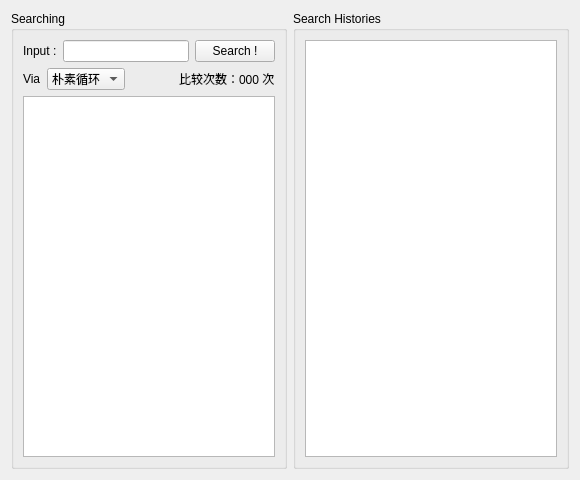
Before: the Qt Designer form home.ui in zzaiyan/Dictionary, drawn with Qt 5.
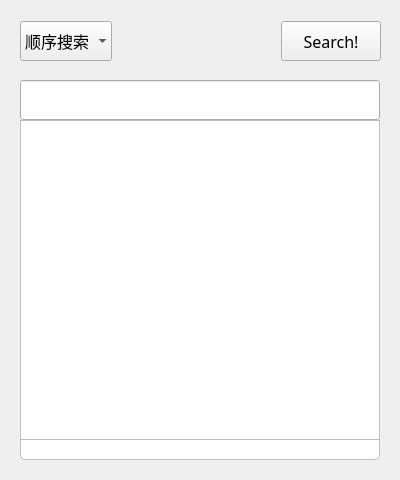
After: the same form once the commit is applied.

The edit to the form file:
```diff
--- a/home.ui
+++ b/home.ui
@@ -6,67 +6,150 @@
    <rect>
     <x>0</x>
     <y>0</y>
-    <width>580</width>
+    <width>400</width>
     <height>480</height>
    </rect>
   </property>
   <property name="windowTitle">
    <string>Home</string>
   </property>
-  <layout class="QHBoxLayout" name="horizontalLayout_3">
-   <item>
-    <widget class="QGroupBox" name="groupBox_2">
-     <property name="title">
-      <string>Searching</string>
-     </property>
-     <layout class="QVBoxLayout" name="verticalLayout">
-      <item>
+  <property name="styleSheet">
+   <string notr="true">
+QComboBox QAbstractItemView::item { 
+	min-height: 40px; 
+	min-width: 60px;
+}
+
+
+QTextEdit{
+	border: 1px solid #BEBFC2;
+	border-radius: 2px;
+}
+QLabel{
+	color: #4F596A;
+}
+QTableWidget{
+	 border: 1px solid #BEBFC2;
+	color: #444;
+}
+QTreeWidget{
+    color: #444;
+	padding:5px;
+    background-color: white;
+    border: 1px solid #BEBFC2;
+	border-radius: 5px;
+}
+QTableWidget::item:selected{
+	border: 1px solid #BEBFC2;
+	color: #444;
+}
+ 
+QTableWidget::item:hover{
+	background: #f6f6f6;
+}
+</string>
+  </property>
+  <widget class="QTableWidget" name="tableWidget">
+   <property name="geometry">
+    <rect>
+     <x>20</x>
+     <y>120</y>
+     <width>360</width>
+     <height>320</height>
+    </rect>
+   </property>
+   <property name="font">
+    <font>
+     <pointsize>10</pointsize>
+    </font>
+   </property>
+   <property name="focusPolicy">
+    <enum>Qt::StrongFocus</enum>
+   </property>
+  </widget>
+  <widget class="QLineEdit" name="lineEdit">
+   <property name="geometry">
+    <rect>
+     <x>20</x>
+     <y>80</y>
+     <width>360</width>
+     <height>40</height>
+    </rect>
+   </property>
+   <property name="minimumSize">
+    <size>
+     <width>0</width>
+     <height>40</height>
+    </size>
+   </property>
+   <property name="font">
+    <font>
+     <family>JetBrains Mono</family>
+     <pointsize>12</pointsize>
+    </font>
+   </property>
+   <property name="focusPolicy">
+    <enum>Qt::ClickFocus</enum>
+   </property>
+  </widget>
+  <widget class="QTreeWidget" name="treeWidget">
+   <property name="enabled">
+    <bool>false</bool>
+   </property>
+   <property name="geometry">
+    <rect>
+     <x>20</x>
+     <y>140</y>
+     <width>360</width>
+     <height>320</height>
+    </rect>
+   </property>
+   <property name="focusPolicy">
+    <enum>Qt::ClickFocus</enum>
+   </property>
+   <column>
+    <property name="text">
+     <string notr="true">1</string>
+    </property>
+   </column>
+  </widget>
+  <widget class="QWidget" name="layoutWidget">
+   <property name="geometry">
+    <rect>
+     <x>20</x>
+     <y>20</y>
+     <width>361</width>
+     <height>42</height>
+    </rect>
+   </property>
        <layout class="QHBoxLayout" name="horizontalLayout">
-        <item>
-         <widget class="QLabel" name="label_4">
-          <property name="sizePolicy">
-           <sizepolicy hsizetype="Fixed" vsizetype="Preferred">
-            <horstretch>0</horstretch>
-            <verstretch>0</verstretch>
-           </sizepolicy>
-          </property>
-          <property name="text">
-           <string>Input :</string>
-          </property>
-         </widget>
-        </item>
-        <item>
-         <widget class="QLineEdit" name="lineEdit"/>
-        </item>
-        <item>
-         <widget class="QPushButton" name="pushButton">
-          <property name="text">
-           <string>Search !</string>
-          </property>
-         </widget>
-        </item>
-       </layout>
-      </item>
-      <item>
-       <layout class="QHBoxLayout" name="horizontalLayout_2">
-        <item>
-         <widget class="QLabel" name="label">
-          <property name="sizePolicy">
-           <sizepolicy hsizetype="Fixed" vsizetype="Preferred">
-            <horstretch>0</horstretch>
-            <verstretch>0</verstretch>
-           </sizepolicy>
-          </property>
-          <property name="text">
-           <string>Via</string>
-          </property>
-         </widget>
-        </item>
+    <property name="spacing">
+     <number>20</number>
+    </property>
         <item>
          <widget class="QComboBox" name="comboBox">
+      <property name="minimumSize">
+       <size>
+        <width>90</width>
+        <height>40</height>
+       </size>
+      </property>
+      <property name="font">
+       <font>
+        <family>文泉驿微米黑</family>
+        <pointsize>12</pointsize>
+        <bold>false</bold>
+       </font>
+      </property>
+      <property name="focusPolicy">
+       <enum>Qt::ClickFocus</enum>
+      </property>
+      <property name="frame">
+       <bool>false</bool>
+      </property>
           <item>
            <property name="text">
-            <string>朴素循环</string>
+        <string>顺序搜索</string>
            </property>
           </item>
           <item>
@@ -110,43 +193,33 @@
          </spacer>
         </item>
         <item>
-         <widget class="QLabel" name="label_2">
+     <widget class="QPushButton" name="pushButton">
+      <property name="minimumSize">
+       <size>
+        <width>100</width>
+        <height>40</height>
+       </size>
+      </property>
+      <property name="font">
+       <font>
+        <family>JetBrains Mono</family>
+        <pointsize>12</pointsize>
+       </font>
+      </property>
+      <property name="focusPolicy">
+       <enum>Qt::ClickFocus</enum>
+      </property>
           <property name="text">
-           <string>比较次数：000 次</string>
+       <string>Search!</string>
           </property>
          </widget>
         </item>
        </layout>
-      </item>
-      <item>
-       <widget class="QTableWidget" name="currentTable">
-        <attribute name="horizontalHeaderVisible">
-         <bool>true</bool>
-        </attribute>
-        <attribute name="horizontalHeaderCascadingSectionResizes">
-         <bool>true</bool>
-        </attribute>
-        <attribute name="verticalHeaderVisible">
-         <bool>false</bool>
-        </attribute>
-       </widget>
-      </item>
-     </layout>
-    </widget>
-   </item>
-   <item>
-    <widget class="QGroupBox" name="groupBox">
-     <property name="title">
-      <string>Search Histories</string>
-     </property>
-     <layout class="QVBoxLayout" name="verticalLayout_2">
-      <item>
-       <widget class="QTableWidget" name="histaryTable"/>
-      </item>
-     </layout>
-    </widget>
-   </item>
-  </layout>
+  </widget>
+  <zorder>layoutWidget</zorder>
+  <zorder>treeWidget</zorder>
+  <zorder>tableWidget</zorder>
+  <zorder>lineEdit</zorder>
  </widget>
  <resources/>
  <connections/>
```
Left out of the diff: 7 changed lines with no effect on the pictures. Lines whose indentation alone changed are shown as unchanged.
